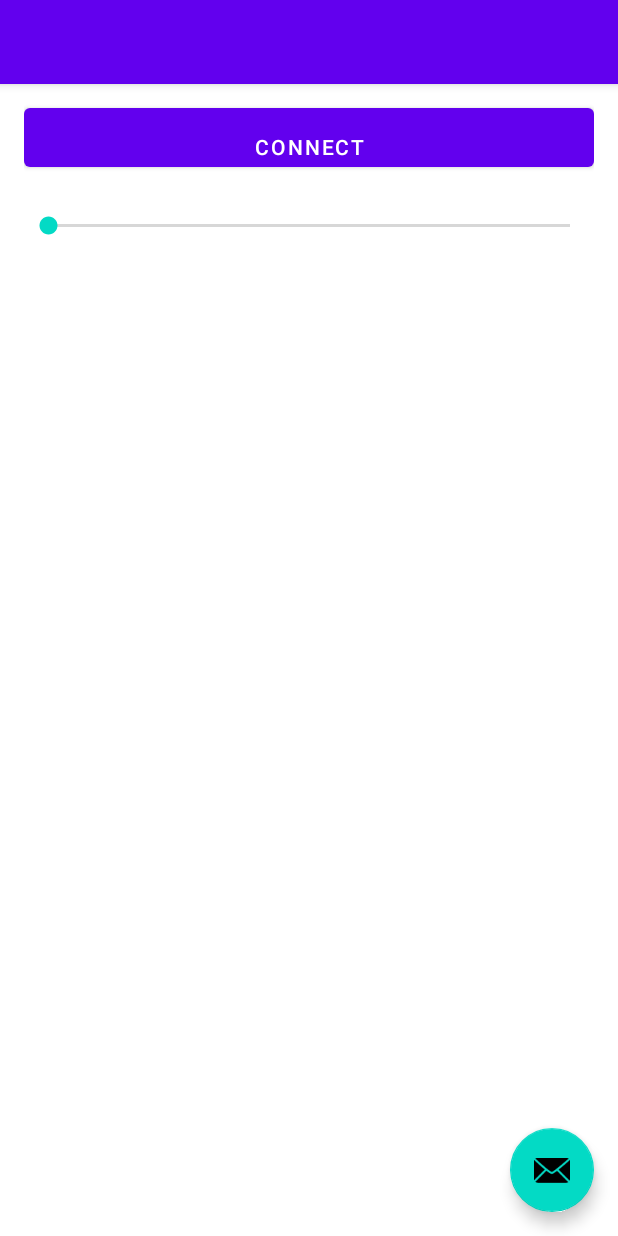
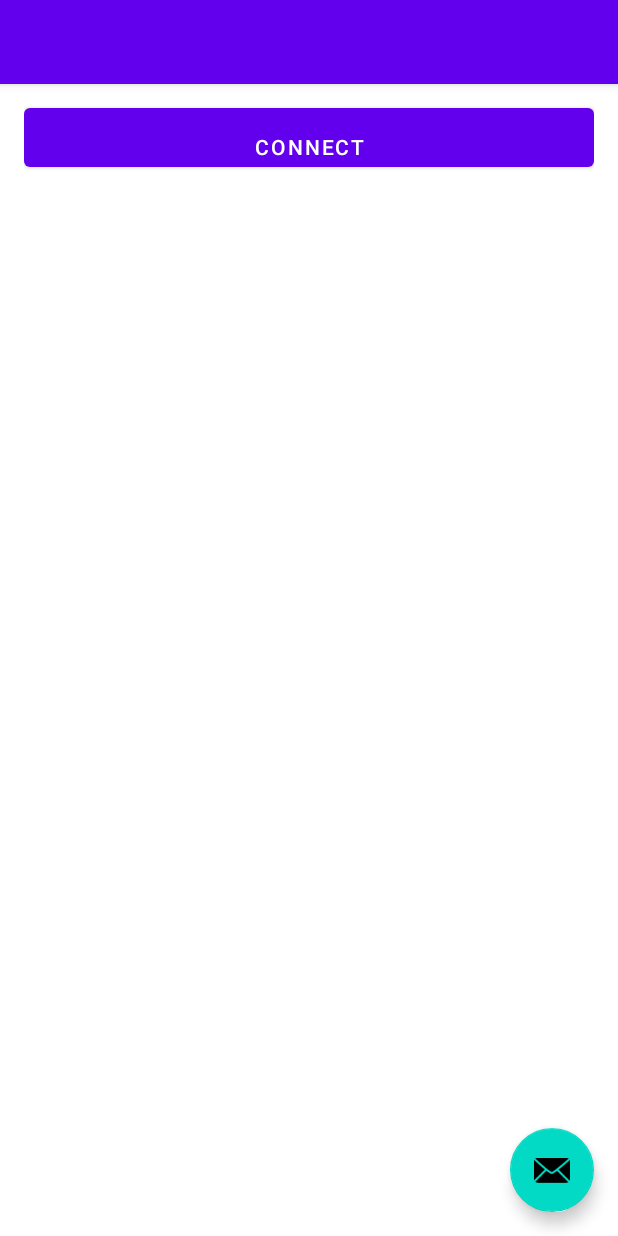
Before and after one commit to CalmyJane/Cloudyo, an Android app: the layout activity_main.xml on its own in the app's theme, with its tools: preview values and no code run, on a phone screen of 412 x 824 dp. Run offline under Robolectric (Android 15) with nearby library versions, the light colour scheme and no system bars.

Commit message:
added some documentation and finalized code for dmx version.

```diff
--- a/Cloudio/app/src/main/res/layout/activity_main.xml
+++ b/Cloudio/app/src/main/res/layout/activity_main.xml
@@ -35,14 +35,6 @@
             android:paddingTop="16dp"
             android:text="Connect" />
 
-        <SeekBar
-            android:id="@+id/slider1"
-            android:layout_width="match_parent"
-            android:layout_height="wrap_content"
-            android:layout_below="@+id/btnConnect"
-            android:layout_marginTop="24dp"
-            android:max="255" />
-
         <!-- Add more SeekBar widgets for the remaining sliders... -->
 
     </RelativeLayout>
```
Also changed, not shown: Cloudio/app/src/main/java/com/example/cloudio/MainActivity.java (+31 -4 lines), 2 other files.
